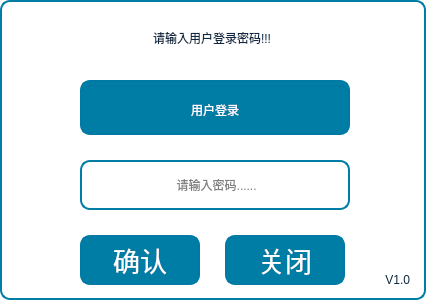
Above: SS_GDE/UserLgoin/userlogin.ui from Micheal1022/SS_GDS before the change. Below: the same form after it.
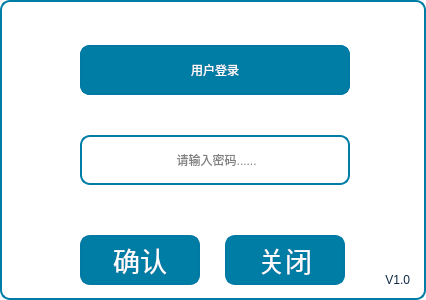
That is the form after the change. Icons and pictures are not drawn.

Commit message: 1.添加翻译文件

Patch:
```diff
--- a/SS_GDE/UserLgoin/userlogin.ui
+++ b/SS_GDE/UserLgoin/userlogin.ui
@@ -54,7 +54,7 @@
    <property name="geometry">
     <rect>
      <x>80</x>
-     <y>80</y>
+     <y>45</y>
      <width>270</width>
      <height>50</height>
     </rect>
@@ -206,7 +206,7 @@
    <property name="geometry">
     <rect>
      <x>80</x>
-     <y>160</y>
+     <y>135</y>
      <width>270</width>
      <height>50</height>
     </rect>
@@ -230,27 +230,11 @@
     <string> 请输入密码......</string>
    </property>
   </widget>
-  <widget class="QLabel" name="label">
-   <property name="geometry">
-    <rect>
-     <x>20</x>
-     <y>15</y>
-     <width>384</width>
-     <height>46</height>
-    </rect>
-   </property>
-   <property name="text">
-    <string>请输入用户登录密码!!!</string>
-   </property>
-   <property name="alignment">
-    <set>Qt::AlignCenter</set>
-   </property>
-  </widget>
   <widget class="QLabel" name="label_2">
    <property name="geometry">
     <rect>
      <x>80</x>
-     <y>85</y>
+     <y>45</y>
      <width>270</width>
      <height>50</height>
     </rect>
```
The commit also changes 1 other file.
